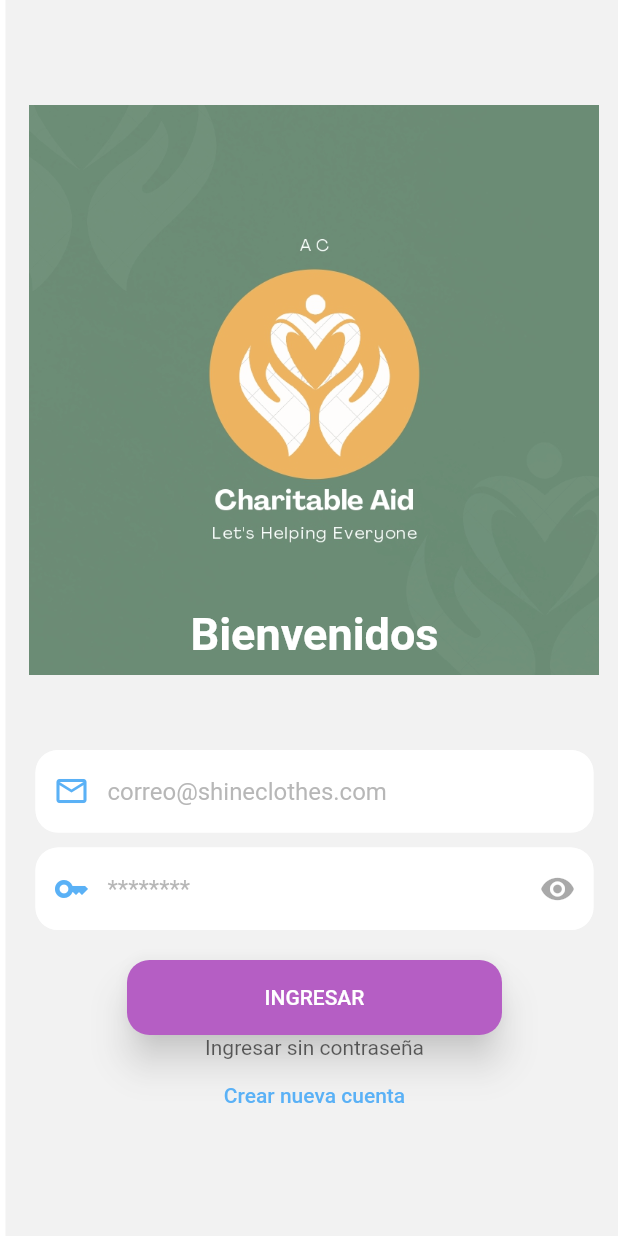
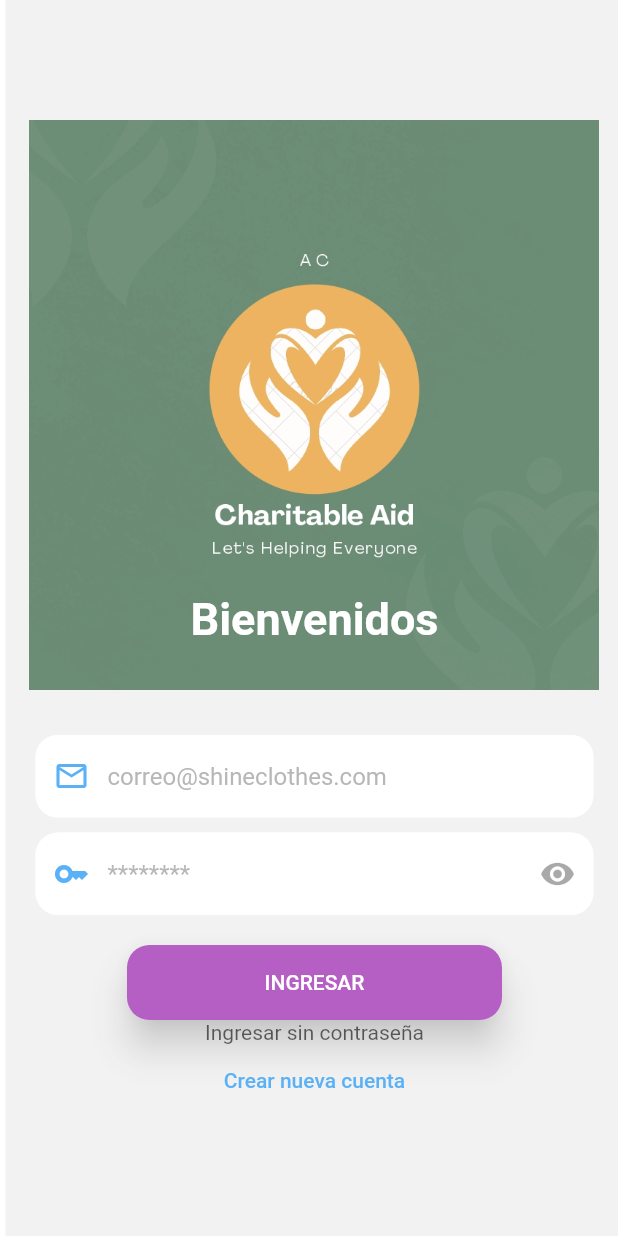
Before and after one commit to roxanaisadora/charitable-aid, a Flutter app: the screen it shows after launch, on a phone screen of 412 x 824 dp. Run offline on Flutter 3.47's test engine with Material 2 defaults, Android fonts, the phone set to English and light mode, and no system bars; our stand-ins replace curved_navigation_bar, flutter_secure_storage.

Commit message:
Cambio Login

```diff
--- a/lib/pages/login/screenlogin.dart
+++ b/lib/pages/login/screenlogin.dart
@@ -3,7 +3,6 @@ import 'package:ac/route/route.dart';
 import 'package:ac/services/index.dart';
 import 'package:flutter/material.dart';
 import 'package:provider/provider.dart';
-
 
 class LoginScreen extends StatefulWidget {
   const LoginScreen({super.key});
@@ -32,30 +31,25 @@ class _LoginScreenState extends State<LoginScreen> {
                 Container(
                     width: double.infinity,
                     height: 380,
-                  decoration:const  BoxDecoration(
+                    decoration: const BoxDecoration(
                         image: DecorationImage(
                             alignment: Alignment.center,
-                    image: AssetImage("assets/image/logo.jpg")
-                  )),
-                  child:Column(
+                            image: AssetImage("assets/image/logo.jpg"))),
+                    child: Column(
                       mainAxisAlignment: MainAxisAlignment.end,
                       children: const [
                         Padding(
-                        padding: EdgeInsets.only(bottom: 10),
-                        child: Text(
-                          'Bienvenidos',
+                          padding: EdgeInsets.only(bottom: 30),
+                          child: Text('Bienvenidos',
                               style: TextStyle(
                                   fontSize: 30,
                                   fontWeight: FontWeight.bold,
-                            color: Colors.white
-                          )
-                        ),
+                                  color: Colors.white)),
                         ),
                       ],
-                  )
-                ),
+                    )),
                 const SizedBox(
-                  height: 20,
+                  height: 0,
                 ),
                 ChangeNotifierProvider(
                   create: (context) => ProviderLogin(),
@@ -206,7 +200,7 @@ class __LoginFormState extends State<_LoginForm> {
                 ),
               ),
               InkWell(
-                onTap: (){
+                onTap: () {
                   Navigator.pushReplacementNamed(context, MyRoutes.rHome);
                 },
                 child: const Text('Ingresar sin contraseña'),
```
Lines whose indentation alone changed are shown as unchanged.
